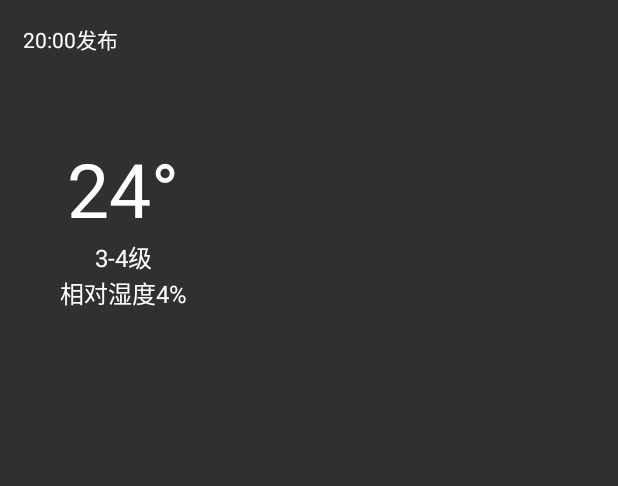
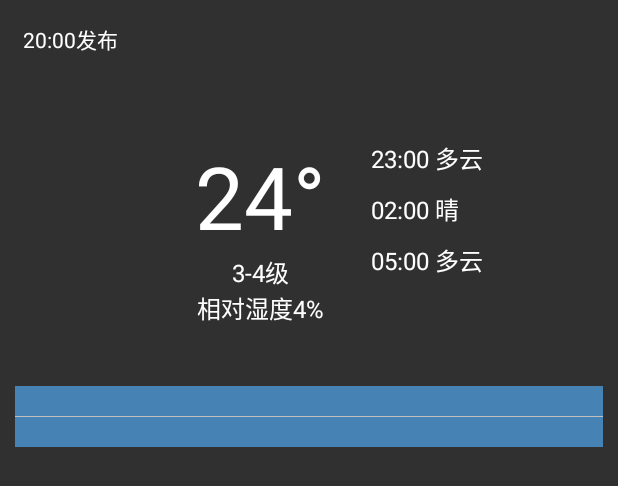
Before and after one commit to xuff78/WeatherApp, an Android app: the layout fragment_weather_info_frg2.xml on its own in the app's theme, with its tools: preview values and no code run, on a phone screen of 412 x 824 dp. Shown: the top 486 px of the screen. Run offline under Robolectric (Android 15) with nearby library versions, the phone set to English and light mode, and no system bars.

Commit message:
主信息页面UI添加

```diff
--- a/app/src/main/res/layout/fragment_weather_info_frg2.xml
+++ b/app/src/main/res/layout/fragment_weather_info_frg2.xml
@@ -1,5 +1,7 @@
 <?xml version="1.0" encoding="utf-8"?>
-<LinearLayout xmlns:android="http://schemas.android.com/apk/res/android"
+<ScrollView xmlns:android="http://schemas.android.com/apk/res/android"
+    android:layout_width="match_parent" android:layout_height="match_parent">
+<LinearLayout
     android:orientation="vertical"
     android:layout_width="match_parent" android:layout_height="match_parent">
     <LinearLayout
@@ -19,7 +21,9 @@
 
     </LinearLayout>
     <RelativeLayout
-        android:layout_width="match_parent"
+        android:layout_gravity="center_horizontal"
+        android:layout_marginBottom="30dip"
+        android:layout_width="wrap_content"
         android:layout_height="wrap_content">
         <LinearLayout
             android:id="@+id/todayInfoLeft"
@@ -34,7 +38,7 @@
                 android:layout_height="40dip" />
             <TextView
                 android:text="24°"
-                android:textSize="50sp"
+                android:textSize="58sp"
                 android:textColor="@color/white"
                 android:layout_width="wrap_content"
                 android:layout_height="wrap_content" />
@@ -51,5 +55,67 @@
                 android:layout_width="wrap_content"
                 android:layout_height="wrap_content" />
         </LinearLayout>
+        <LinearLayout
+            android:layout_marginLeft="30dip"
+            android:layout_centerVertical="true"
+            android:layout_toRightOf="@+id/todayInfoLeft"
+            android:orientation="vertical"
+            android:layout_width="wrap_content"
+            android:layout_height="wrap_content">
+            <TextView
+                android:text="23:00 多云"
+                android:textSize="16sp"
+                android:layout_marginTop="10dip"
+                android:textColor="@color/white"
+                android:layout_width="wrap_content"
+                android:layout_height="wrap_content" />
+            <TextView
+                android:text="02:00 晴"
+                android:textSize="16sp"
+                android:layout_marginTop="10dip"
+                android:textColor="@color/white"
+                android:layout_width="wrap_content"
+                android:layout_height="wrap_content" />
+            <TextView
+                android:text="05:00 多云"
+                android:textSize="16sp"
+                android:layout_marginTop="10dip"
+                android:textColor="@color/white"
+                android:layout_width="wrap_content"
+                android:layout_height="wrap_content" />
+        </LinearLayout>
     </RelativeLayout>
+
+    <LinearLayout
+        android:orientation="vertical"
+        android:layout_margin="10dip"
+        android:background="@color/normal_blue"
+        android:layout_width="match_parent"
+        android:layout_height="wrap_content">
+        <LinearLayout
+            android:id="@+id/topDaysInfoLayout"
+            android:orientation="horizontal"
+            android:paddingLeft="15dp"
+            android:paddingRight="15dp"
+            android:paddingTop="10dp"
+            android:paddingBottom="10dp"
+            android:layout_width="match_parent"
+            android:layout_height="wrap_content">
+        </LinearLayout>
+        <View
+            android:background="@color/light_gray"
+            android:layout_width="match_parent"
+            android:layout_height="1px"/>
+        <LinearLayout
+            android:id="@+id/bottomDayInfoLayout"
+            android:orientation="horizontal"
+            android:paddingLeft="10dp"
+            android:paddingRight="10dp"
+            android:paddingTop="10dp"
+            android:paddingBottom="10dp"
+            android:layout_width="match_parent"
+            android:layout_height="wrap_content">
+        </LinearLayout>
+    </LinearLayout>
 </LinearLayout>
+</ScrollView>
```
Also changed, not shown: app/src/main/java/weather/ppx/com/weatherapp/Fragment/WeatherInfoFrg2.java (+23 -1 lines), app/src/main/java/weather/ppx/com/weatherapp/Util/ActUtil.java (added, +33 -0 lines), 1 other file.
